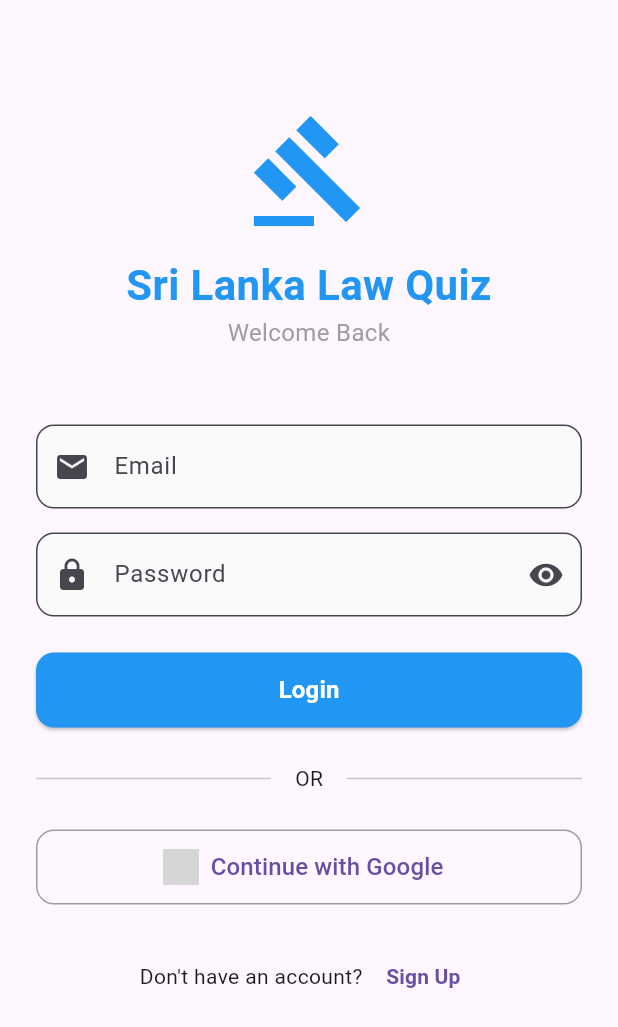
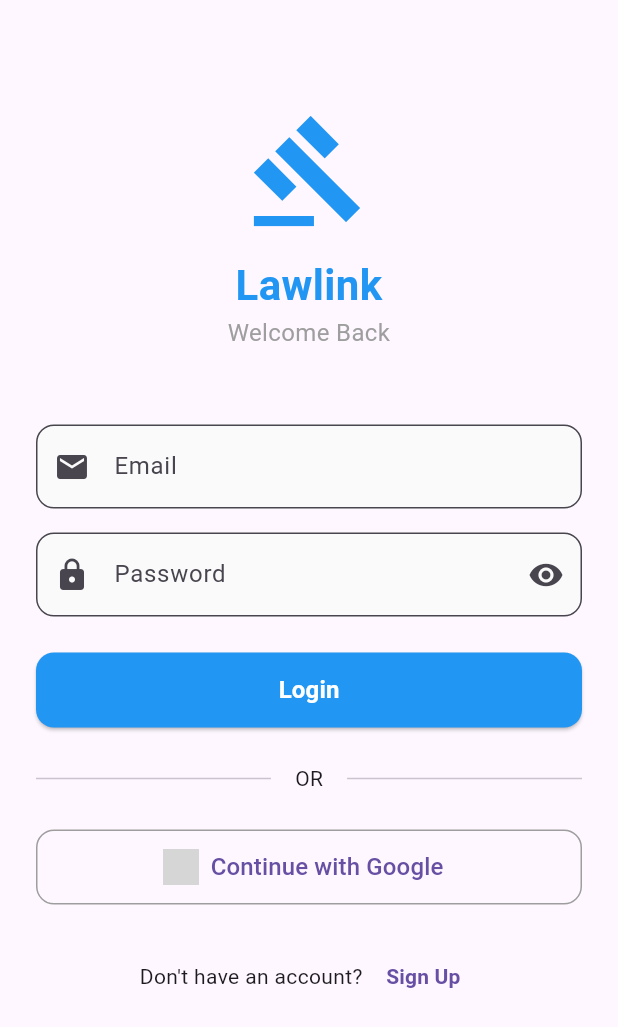
Before and after one commit to Tsar-CSX469/lawlink-app, a Flutter app: the screen it shows after launch, on a phone screen of 412 x 824 dp. Shown: the top 1027 px of the screen. Run offline on Flutter 3.47's test engine with Material 3 defaults, Android fonts, the light colour scheme and no system bars; our stand-ins replace audioplayers, cloud_firestore, dash_chat_2, file_picker, firebase_auth, firebase_core and 6 more; missing offline and left inert: read_pdf_text, record; accounts and stored records are empty; grey boxes are pictures that could not be loaded.

Commit message:
fix: Update app titles to 'Lawlink' in login and registration pages

```diff
--- a/lib/screens/login_page.dart
+++ b/lib/screens/login_page.dart
@@ -102,7 +102,7 @@ class _LoginPageState extends State<LoginPage> {
               const Icon(Icons.gavel, size: 80, color: Colors.blue),
               const SizedBox(height: 16),
               const Text(
-                'Sri Lanka Law Quiz',
+                'Lawlink',
                 textAlign: TextAlign.center,
                 style: TextStyle(
                   fontSize: 28,
--- a/lib/screens/register_page.dart
+++ b/lib/screens/register_page.dart
@@ -120,7 +120,7 @@ class _RegisterPageState extends State<RegisterPage> {
 
               // Title
               const Text(
-                'Join Sri Lanka Law Quiz',
+                'Join Lawlink',
                 textAlign: TextAlign.center,
                 style: TextStyle(
                   fontSize: 24,
```
